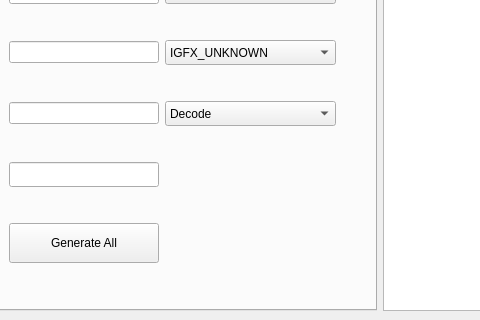
Before: the Qt Designer form Client/command_validator_app/ui/mainwindow.ui in SJTU-Applemin/AutoULTGen, drawn with Qt 5; both pictures show x 140 to 620 and y 269 to 589 of the 805 by 589 pixel window.
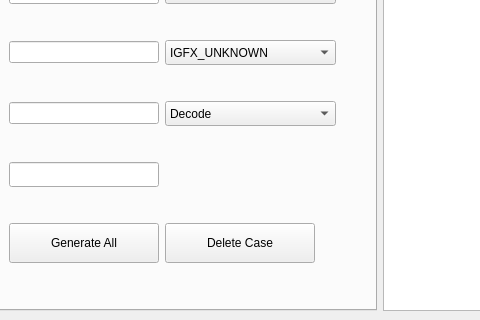
After: the same form once the commit is applied. The open tabs and pages were chosen to show the change.

Commit message: Add delete test case

Patch:
```diff
--- a/Client/command_validator_app/ui/mainwindow.ui
+++ b/Client/command_validator_app/ui/mainwindow.ui
@@ -639,6 +639,31 @@
             </property>
            </widget>
           </item>
+          <item row="7" column="2">
+           <widget class="QPushButton" name="pushButtonDC">
+            <property name="sizePolicy">
+             <sizepolicy hsizetype="Expanding" vsizetype="Expanding">
+              <horstretch>0</horstretch>
+              <verstretch>0</verstretch>
+             </sizepolicy>
+            </property>
+            <property name="minimumSize">
+             <size>
+              <width>150</width>
+              <height>40</height>
+             </size>
+            </property>
+            <property name="maximumSize">
+             <size>
+              <width>150</width>
+              <height>40</height>
+             </size>
+            </property>
+            <property name="text">
+             <string>Delete Case</string>
+            </property>
+           </widget>
+          </item>
          </layout>
         </item>
        </layout>
```
Left out of the diff: 2 changed lines with no effect on the pictures. The commit also changes 2 other files.
